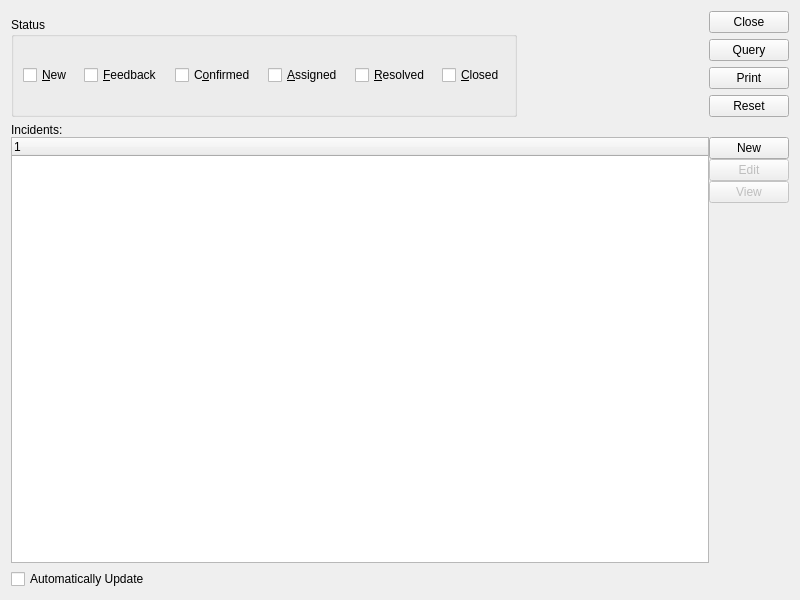
The window that xtuple/trunk/guiclient/incidentWorkbench.ui (WooodHead/xtuple) describes before a commit, drawn with Qt 5.
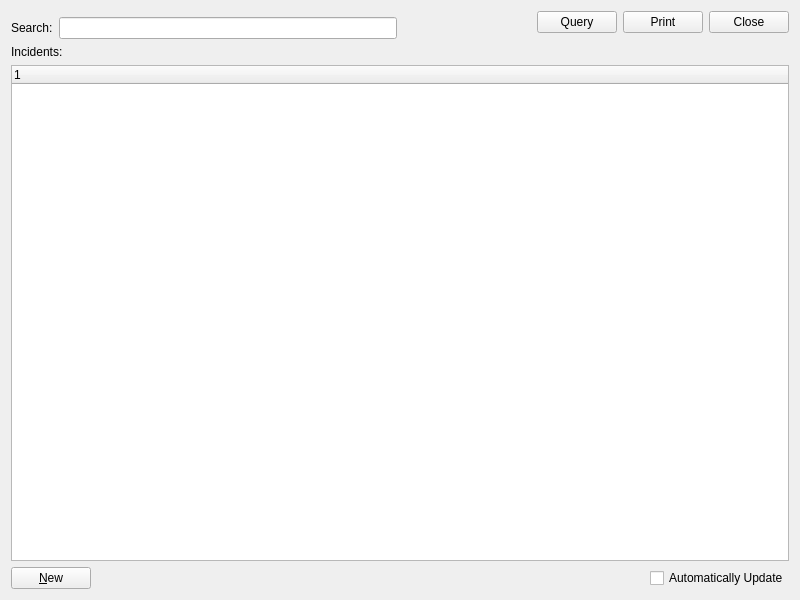
The same window after the commit. Custom widgets are drawn as their Qt base class.

Commit message: issue #10739: Allow to set color on incident.  Put all filters in param widget except search pattern.

Patch:
```diff
--- a/xtuple/trunk/guiclient/incidentWorkbench.ui
+++ b/xtuple/trunk/guiclient/incidentWorkbench.ui
@@ -20,158 +20,91 @@
   <property name="windowTitle">
    <string>Incident Workbench</string>
   </property>
-  <layout class="QGridLayout" name="gridLayout">
+  <layout class="QGridLayout" name="gridLayout_2">
    <item row="0" column="0">
-    <layout class="QHBoxLayout" name="horizontalLayout_2">
+    <layout class="QVBoxLayout" name="verticalLayout_2">
      <item>
-      <layout class="QVBoxLayout" name="verticalLayout_2">
+      <widget class="ParameterWidget" name="parameterWidget">
+       <property name="sizePolicy">
+        <sizepolicy hsizetype="Preferred" vsizetype="Fixed">
+         <horstretch>0</horstretch>
+         <verstretch>0</verstretch>
+        </sizepolicy>
+       </property>
+      </widget>
+     </item>
+     <item>
+      <layout class="QHBoxLayout" name="horizontalLayout_2">
        <item>
-        <widget class="ParameterWidget" name="parameterWidget">
-         <property name="sizePolicy">
-          <sizepolicy hsizetype="Preferred" vsizetype="Fixed">
-           <horstretch>0</horstretch>
-           <verstretch>0</verstretch>
-          </sizepolicy>
+        <widget class="QLabel" name="_searchLit">
+         <property name="text">
+          <string>Search:</string>
          </property>
         </widget>
        </item>
        <item>
-        <widget class="QGroupBox" name="_statusGroup">
-         <property name="title">
-          <string>Status</string>
-         </property>
-         <layout class="QGridLayout" name="gridLayout_2">
-          <item row="0" column="0">
-           <layout class="QHBoxLayout" name="horizontalLayout">
-            <property name="spacing">
-             <number>12</number>
-            </property>
-            <item>
-             <widget class="XCheckBox" name="_statusNew">
-              <property name="text">
-               <string>&amp;New</string>
-              </property>
-             </widget>
-            </item>
-            <item>
-             <widget class="XCheckBox" name="_statusFeedback">
-              <property name="text">
-               <string>&amp;Feedback</string>
-              </property>
-             </widget>
-            </item>
-            <item>
-             <widget class="XCheckBox" name="_statusConfirmed">
-              <property name="text">
-               <string>C&amp;onfirmed</string>
-              </property>
-             </widget>
-            </item>
-            <item>
-             <widget class="XCheckBox" name="_statusAssigned">
-              <property name="text">
-               <string>&amp;Assigned</string>
-              </property>
-             </widget>
-            </item>
-            <item>
-             <widget class="XCheckBox" name="_statusResolved">
-              <property name="text">
-               <string>&amp;Resolved</string>
-              </property>
-             </widget>
-            </item>
-            <item>
-             <widget class="XCheckBox" name="_statusClosed">
-              <property name="text">
-               <string>&amp;Closed</string>
-              </property>
-             </widget>
-            </item>
-            <item>
-             <spacer name="horizontalSpacer_3">
-              <property name="orientation">
-               <enum>Qt::Horizontal</enum>
-              </property>
-              <property name="sizeHint" stdset="0">
-               <size>
-                <width>0</width>
-                <height>20</height>
-               </size>
-              </property>
-             </spacer>
-            </item>
-           </layout>
-          </item>
-         </layout>
-        </widget>
+        <widget class="XLineEdit" name="_search"/>
        </item>
       </layout>
      </item>
+    </layout>
+   </item>
+   <item row="0" column="1">
+    <layout class="QVBoxLayout" name="verticalLayout">
      <item>
-      <spacer name="horizontalSpacer">
-       <property name="orientation">
-        <enum>Qt::Horizontal</enum>
-       </property>
-       <property name="sizeHint" stdset="0">
-        <size>
-         <width>40</width>
-         <height>20</height>
-        </size>
-       </property>
-      </spacer>
-     </item>
-     <item>
-      <layout class="QVBoxLayout">
+      <layout class="QHBoxLayout" name="horizontalLayout">
        <item>
-        <widget class="QPushButton" name="_close">
-         <property name="text">
-          <string>Close</string>
-         </property>
-        </widget>
-       </item>
-       <item>
-        <widget class="QPushButton" name="_query">
-         <property name="text">
-          <string>Query</string>
-         </property>
-        </widget>
-       </item>
-       <item>
-        <widget class="QPushButton" name="_print">
-         <property name="text">
-          <string>Print</string>
-         </property>
-        </widget>
-       </item>
-       <item>
-        <widget class="QPushButton" name="_reset">
-         <property name="text">
-          <string>Reset</string>
-         </property>
-        </widget>
-       </item>
-       <item>
-        <spacer name="verticalSpacer">
+        <spacer name="horizontalSpacer">
          <property name="orientation">
-          <enum>Qt::Vertical</enum>
-         </property>
-         <property name="sizeType">
-          <enum>QSizePolicy::Expanding</enum>
+          <enum>Qt::Horizontal</enum>
          </property>
          <property name="sizeHint" stdset="0">
           <size>
-           <width>20</width>
-           <height>0</height>
+           <width>0</width>
+           <height>20</height>
           </size>
          </property>
         </spacer>
        </item>
+       <item>
+        <widget class="QPushButton" name="_query">
+         <property name="text">
+          <string>Query</string>
+         </property>
+        </widget>
+       </item>
+       <item>
+        <widget class="QPushButton" name="_print">
+         <property name="text">
+          <string>Print</string>
+         </property>
+        </widget>
+       </item>
+       <item>
+        <widget class="QPushButton" name="_close">
+         <property name="text">
+          <string>Close</string>
+         </property>
+        </widget>
+       </item>
       </layout>
      </item>
+     <item>
+      <spacer name="verticalSpacer_2">
+       <property name="orientation">
+        <enum>Qt::Vertical</enum>
+       </property>
+       <property name="sizeHint" stdset="0">
+        <size>
+         <width>20</width>
+         <height>0</height>
+        </size>
+       </property>
+      </spacer>
+     </item>
     </layout>
    </item>
-   <item row="1" column="0">
+   <item row="1" column="0" colspan="2">
     <widget class="QFrame" name="_frame">
      <property name="sizePolicy">
       <sizepolicy hsizetype="Preferred" vsizetype="Expanding">
@@ -185,86 +118,31 @@
      <property name="frameShadow">
       <enum>QFrame::Plain</enum>
      </property>
-     <layout class="QGridLayout" name="gridLayout_4">
+     <layout class="QGridLayout" name="gridLayout">
       <property name="margin">
        <number>0</number>
       </property>
       <item row="0" column="0">
-       <layout class="QVBoxLayout" name="verticalLayout">
-        <property name="spacing">
-         <number>0</number>
+       <widget class="QLabel" name="label">
+        <property name="text">
+         <string>Incidents:</string>
         </property>
-        <item>
-         <widget class="QLabel" name="label">
-          <property name="text">
-           <string>Incidents:</string>
-          </property>
-          <property name="buddy">
-           <cstring>_incdt</cstring>
-          </property>
-         </widget>
-        </item>
-        <item>
-         <layout class="QHBoxLayout">
-          <item>
-           <widget class="XTreeWidget" name="_incdt">
-            <zorder>qt_scrollarea_viewport</zorder>
-           </widget>
-          </item>
-          <item>
-           <layout class="QVBoxLayout">
-            <item>
-             <widget class="QPushButton" name="_new">
-              <property name="text">
-               <string>New</string>
-              </property>
-             </widget>
-            </item>
-            <item>
-             <widget class="QPushButton" name="_edit">
-              <property name="enabled">
-               <bool>false</bool>
-              </property>
-              <property name="text">
-               <string>Edit</string>
-              </property>
-             </widget>
-            </item>
-            <item>
-             <widget class="QPushButton" name="_view">
-              <property name="enabled">
-               <bool>false</bool>
-              </property>
-              <property name="text">
-               <string>View</string>
-              </property>
-             </widget>
-            </item>
-            <item>
-             <spacer>
-              <property name="orientation">
-               <enum>Qt::Vertical</enum>
-              </property>
-              <property name="sizeHint" stdset="0">
-               <size>
-                <width>20</width>
-                <height>40</height>
-               </size>
-              </property>
-             </spacer>
-            </item>
-           </layout>
-          </item>
-         </layout>
-        </item>
-       </layout>
+        <property name="buddy">
+         <cstring>_incdt</cstring>
+        </property>
+       </widget>
       </item>
       <item row="1" column="0">
+       <widget class="XTreeWidget" name="_incdt">
+        <zorder>qt_scrollarea_viewport</zorder>
+       </widget>
+      </item>
+      <item row="2" column="0">
        <layout class="QHBoxLayout" name="horizontalLayout_3">
         <item>
-         <widget class="XCheckBox" name="_autoUpdate">
+         <widget class="QPushButton" name="_new">
           <property name="text">
-           <string>Automatically Update</string>
+           <string>&amp;New</string>
           </property>
          </widget>
         </item>
@@ -281,6 +159,13 @@
           </property>
          </spacer>
         </item>
+        <item>
+         <widget class="XCheckBox" name="_autoUpdate">
+          <property name="text">
+           <string>Automatically Update</string>
+          </property>
+         </widget>
+        </item>
        </layout>
       </item>
      </layout>
@@ -299,6 +184,11 @@
    <extends>QCheckBox</extends>
    <header>xcheckbox.h</header>
   </customwidget>
+  <customwidget>
+   <class>XLineEdit</class>
+   <extends>QLineEdit</extends>
+   <header>xlineedit.h</header>
+  </customwidget>
   <customwidget>
    <class>XTreeWidget</class>
    <extends>QTreeWidget</extends>
```
Left out of the diff: 76 changed lines with no effect on the pictures. The commit also changes 4 other files.
